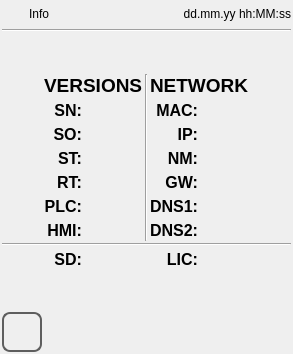
Before: the Qt Designer form qt_library/ATCMsystem/info.ui in MECTsrl/mect_plugins, drawn with Qt 5.
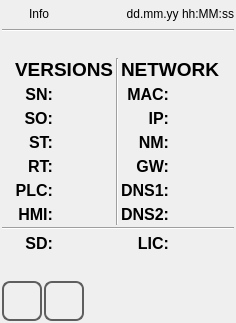
After: the same form once the commit is applied. Icons and pictures are not drawn.

Commit message: fix store viewer, add some back buttons

Patch:
```diff
--- a/qt_library/ATCMsystem/info.ui
+++ b/qt_library/ATCMsystem/info.ui
@@ -6,7 +6,8 @@
    <rect>
     <x>0</x>
     <y>0</y>
-    %Model%
+    <width>236</width>
+    <height>323</height>
    </rect>
   </property>
   <property name="minimumSize">
@@ -897,6 +898,54 @@
        </property>
       </widget>
      </item>
+     <item>
+      <widget class="QPushButton" name="pushButtonBack">
+       <property name="sizePolicy">
+        <sizepolicy hsizetype="Minimum" vsizetype="Fixed">
+         <horstretch>60</horstretch>
+         <verstretch>60</verstretch>
+        </sizepolicy>
+       </property>
+       <property name="minimumSize">
+        <size>
+         <width>40</width>
+         <height>40</height>
+        </size>
+       </property>
+       <property name="maximumSize">
+        <size>
+         <width>40</width>
+         <height>40</height>
+        </size>
+       </property>
+       <property name="focusPolicy">
+        <enum>Qt::NoFocus</enum>
+       </property>
+       <property name="styleSheet">
+        <string notr="true">QPushButton
+{
+border: 2px solid  rgb(94, 94, 94);
+border-radius: 8px;
+qproperty-icon: url(:/systemicons/img/Go_back.png);
+qproperty-iconSize: 24px 24px;
+qproperty-focusPolicy: NoFocus;
+}
+QPushButton:pressed
+{
+border: 2px solid  rgb(194, 194, 194);
+background-color:  rgb(255, 255, 127);
+}
+QPushButton:disabled
+{
+border: 2px solid  rgb(194, 194, 194);
+}
+</string>
+       </property>
+       <property name="text">
+        <string/>
+       </property>
+      </widget>
+     </item>
      <item>
       <spacer name="horizontalSpacer">
        <property name="focusPolicy">
```
The commit also changes 14 other files.
